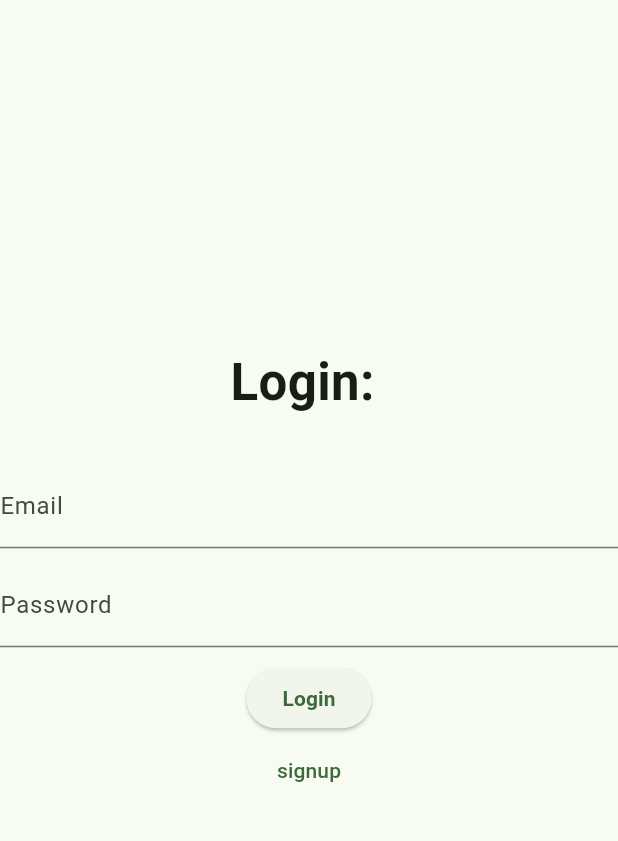
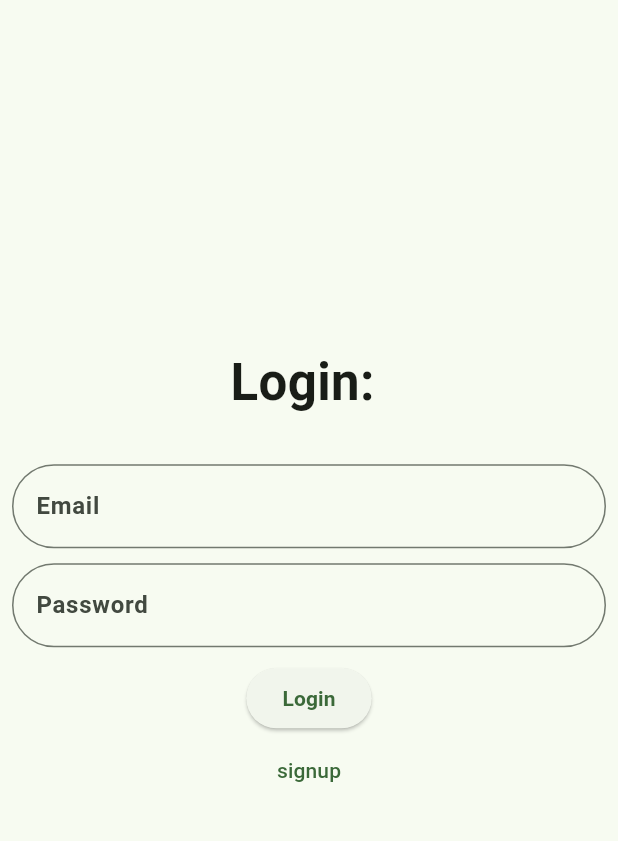
Before and after one commit to ThaboTheDev/skillsync, a Flutter app: the screen it shows after launch, on a phone screen of 412 x 824 dp, the part 84-925 px from its top. Run offline on Flutter 3.47's test engine with Material 3 defaults, Android fonts, the phone set to English and light mode, and no system bars; our stand-ins replace cloud_firestore, firebase_auth, firebase_core, firebase_storage; accounts and stored records are empty.

Commit message:
updated the UI

```diff
--- a/flutter/skillsync/lib/screens/loginscreen.dart
+++ b/flutter/skillsync/lib/screens/loginscreen.dart
@@ -26,6 +26,8 @@ class _LoginscreenState extends State<Loginscreen> {
         elevation: 5,
       ),
       body: Center(
+        child: Padding(
+          padding: const EdgeInsets.all(8.0),
           child: Column(
             mainAxisAlignment: MainAxisAlignment.center,
             children: [
@@ -43,14 +45,20 @@ class _LoginscreenState extends State<Loginscreen> {
                   fontWeight: FontWeight.bold,
                 ),
                 decoration: InputDecoration(
-                label: const Text('Email'),
+                  hintText: 'Email',
+                  border: OutlineInputBorder(
+                    borderRadius: BorderRadius.all(Radius.circular(30.0)),
+                  ),
                 ),
               ),
               const SizedBox(height: 10,),
               TextField(
                 controller: passwordController,
                 decoration: InputDecoration(
-                label: const Text('Password'),
+                  hintText: 'Password',
+                  border: OutlineInputBorder(
+                    borderRadius: BorderRadius.all(Radius.circular(30.0)),
+                  ),
                 ),
                 style: TextStyle(
                   fontWeight: FontWeight.bold,
@@ -58,11 +66,17 @@ class _LoginscreenState extends State<Loginscreen> {
               ),
               const SizedBox(height: 10,),
               ElevatedButton(
-              onPressed: () {
-                login(emailController.text, passwordController.text);
+                onPressed: () async  {
+                  var valid = await login(emailController.text, passwordController.text);
+                  if (valid) {
                     emailController.clear();
                     passwordController.clear();
                     Navigator.popAndPushNamed(context, '/main');
+                  } else {
+                    ScaffoldMessenger.of(context).showSnackBar(
+                      SnackBar(content: Text('Login failed')),
+                    );
+                  }
                 },
                 child: Text(
                   'Login',
@@ -76,6 +90,7 @@ class _LoginscreenState extends State<Loginscreen> {
             ],
           ),
         ),
+      ),
     );
   }
 }
```
Also changed, not shown: flutter/skillsync/lib/backend/user_auth.dart (+6 -2 lines), flutter/skillsync/lib/screens/signupscreen.dart (+25 -4 lines). Lines whose indentation alone changed are shown as unchanged.
